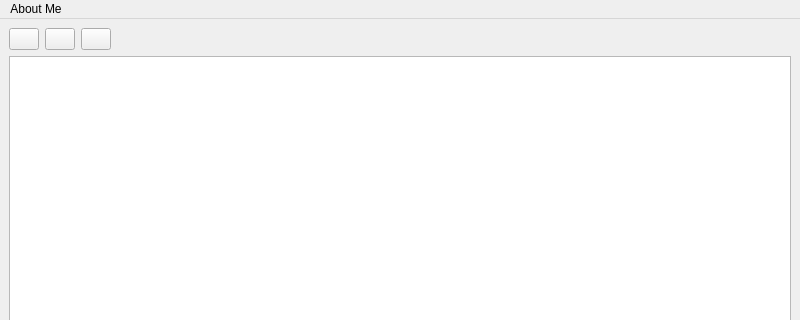
Qt form mainwindow.ui (sjkrb/simple-editor) before a commit; both pictures show x 0 to 800 and y 0 to 320 of the 800 by 600 pixel window.
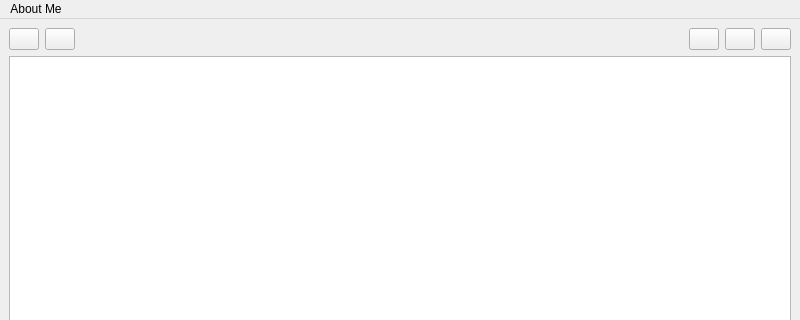
The same form after that commit. Icons and pictures are not drawn.

Patch:
```diff
--- a/mainwindow.ui
+++ b/mainwindow.ui
@@ -18,42 +18,21 @@
     <item row="0" column="0">
      <layout class="QHBoxLayout" name="horizontalLayout">
       <item>
-       <widget class="QPushButton" name="btn_bold">
+       <widget class="QPushButton" name="btn_save">
         <property name="maximumSize">
          <size>
           <width>30</width>
           <height>16777215</height>
          </size>
         </property>
-        <property name="styleSheet">
-         <string notr="true">QPushButton{
-	image: url(:/icons/icons/bold.png);
-}
-QPushButton::checked{
-	background-color: rgb(154, 153, 150);
-}</string>
+        <property name="toolTip">
+         <string>&lt;html&gt;&lt;head/&gt;&lt;body&gt;&lt;p&gt;save&lt;/p&gt;&lt;/body&gt;&lt;/html&gt;</string>
         </property>
-        <property name="text">
-         <string/>
-        </property>
-        <property name="checkable">
-         <bool>true</bool>
-        </property>
-       </widget>
-      </item>
-      <item>
-       <widget class="QPushButton" name="btn_subscript">
-        <property name="maximumSize">
-         <size>
-          <width>30</width>
-          <height>16777215</height>
-         </size>
-        </property>
         <property name="styleSheet">
          <string notr="true">QPushButton{
-	image: url(:/icons/icons/subscript.png);
+	
+	image: url(:/icons/icons/save.png);
 }
-
 QPushButton::checked{
 	background-color: rgb(154, 153, 150);
 }</string>
@@ -62,12 +41,12 @@
          <string/>
         </property>
         <property name="checkable">
-         <bool>true</bool>
+         <bool>false</bool>
         </property>
        </widget>
       </item>
       <item>
-       <widget class="QPushButton" name="btn_superscript">
+       <widget class="QPushButton" name="btn_load">
         <property name="maximumSize">
          <size>
           <width>30</width>
@@ -76,9 +55,9 @@
         </property>
         <property name="styleSheet">
          <string notr="true">QPushButton{
-	image: url(:/icons/icons/superscript.png);
+	
+	image: url(:/icons/icons/load.png);
 }
-
 QPushButton::checked{
 	background-color: rgb(154, 153, 150);
 }</string>
@@ -87,7 +66,7 @@
          <string/>
         </property>
         <property name="checkable">
-         <bool>true</bool>
+         <bool>false</bool>
         </property>
        </widget>
       </item>
@@ -104,6 +83,89 @@
         </property>
        </spacer>
       </item>
+      <item>
+       <widget class="QPushButton" name="btn_bold">
+        <property name="maximumSize">
+         <size>
+          <width>30</width>
+          <height>16777215</height>
+         </size>
+        </property>
+        <property name="toolTip">
+         <string>&lt;html&gt;&lt;head/&gt;&lt;body&gt;&lt;p&gt;subscript&lt;/p&gt;&lt;/body&gt;&lt;/html&gt;</string>
+        </property>
+        <property name="styleSheet">
+         <string notr="true">QPushButton{
+	image: url(:/icons/icons/bold.png);
+}
+QPushButton::checked{
+	background-color: rgb(154, 153, 150);
+}</string>
+        </property>
+        <property name="text">
+         <string/>
+        </property>
+        <property name="checkable">
+         <bool>true</bool>
+        </property>
+       </widget>
+      </item>
+      <item>
+       <widget class="QPushButton" name="btn_subscript">
+        <property name="maximumSize">
+         <size>
+          <width>30</width>
+          <height>16777215</height>
+         </size>
+        </property>
+        <property name="toolTip">
+         <string>&lt;html&gt;&lt;head/&gt;&lt;body&gt;&lt;p&gt;subscript&lt;/p&gt;&lt;/body&gt;&lt;/html&gt;</string>
+        </property>
+        <property name="styleSheet">
+         <string notr="true">QPushButton{
+	image: url(:/icons/icons/subscript.png);
+}
+
+QPushButton::checked{
+	background-color: rgb(154, 153, 150);
+}</string>
+        </property>
+        <property name="text">
+         <string/>
+        </property>
+        <property name="checkable">
+         <bool>true</bool>
+        </property>
+       </widget>
+      </item>
+      <item>
+       <widget class="QPushButton" name="btn_superscript">
+        <property name="maximumSize">
+         <size>
+          <width>30</width>
+          <height>16777215</height>
+         </size>
+        </property>
+        <property name="toolTip">
+         <string>&lt;html&gt;&lt;head/&gt;&lt;body&gt;&lt;p&gt;superscript&lt;/p&gt;&lt;/body&gt;&lt;/html&gt;</string>
+        </property>
+        <property name="styleSheet">
+         <string notr="true">QPushButton{
+	image: url(:/icons/icons/superscript.png);
+}
+
+QPushButton::checked{
+	background-color: rgb(154, 153, 150);
+}</string>
+        </property>
+        <property name="text">
+         <string/>
+        </property>
+        <property name="checkable">
+         <bool>true</bool>
+        </property>
+       </widget>
+      </item>
      </layout>
     </item>
     <item row="1" column="0">
```
Left out of the diff: 3 changed lines with no effect on the pictures.
